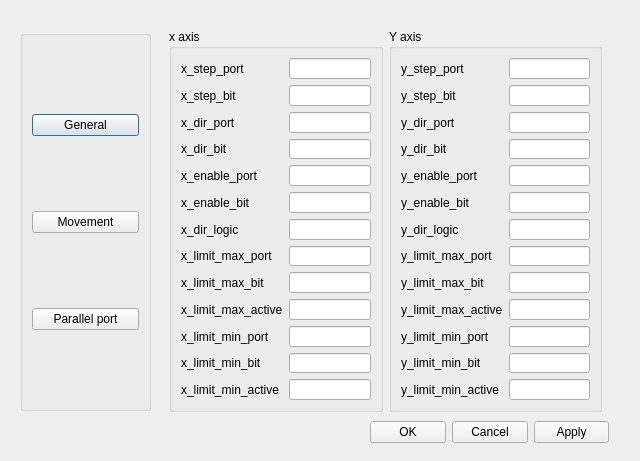
First picture: the form in mainwindow/settings.ui, repository CommName/Cengrave, before the edit.
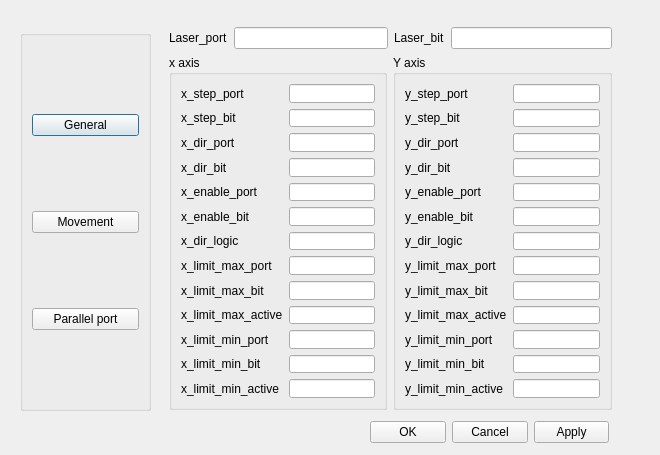
Second picture: the form after the edit.

Commit message: Parallel motor(laser) settings added

```diff
--- a/mainwindow/settings.ui
+++ b/mainwindow/settings.ui
@@ -6,8 +6,8 @@
    <rect>
     <x>0</x>
     <y>0</y>
-    <width>640</width>
-    <height>461</height>
+    <width>660</width>
+    <height>455</height>
    </rect>
   </property>
   <property name="windowTitle">
@@ -74,8 +74,8 @@
    <property name="geometry">
     <rect>
      <x>160</x>
-     <y>20</y>
-     <width>451</width>
+     <y>18</y>
+     <width>461</width>
      <height>401</height>
     </rect>
    </property>
@@ -205,7 +205,41 @@
     </widget>
    </widget>
    <widget class="QWidget" name="parallel_port">
-    <layout class="QHBoxLayout" name="horizontalLayout_2" stretch="1,1">
+    <layout class="QVBoxLayout" name="verticalLayout_2">
+     <item>
+      <layout class="QHBoxLayout" name="horizontalLayout_3">
+       <item>
+        <layout class="QFormLayout" name="formLayout_4">
+         <item row="0" column="0">
+          <widget class="QLabel" name="label_motor_port">
+           <property name="text">
+            <string>Laser_port</string>
+           </property>
+          </widget>
+         </item>
+         <item row="0" column="1">
+          <widget class="QLineEdit" name="lineEdit_motor_port"/>
+         </item>
+        </layout>
+       </item>
+       <item>
+        <layout class="QFormLayout" name="formLayout_3">
+         <item row="0" column="0">
+          <widget class="QLabel" name="label_motor_bit">
+           <property name="text">
+            <string>Laser_bit</string>
+           </property>
+          </widget>
+         </item>
+         <item row="0" column="1">
+          <widget class="QLineEdit" name="lineEdit_motor_bit"/>
+         </item>
+        </layout>
+       </item>
+      </layout>
+     </item>
+     <item>
+      <layout class="QHBoxLayout" name="horizontalLayout_2">
      <item>
       <widget class="QGroupBox" name="parallelport_x">
        <property name="title">
@@ -561,6 +595,8 @@
         </item>
        </layout>
       </widget>
+       </item>
+      </layout>
      </item>
     </layout>
    </widget>
```
Left out of the diff: 144 changed lines with no effect on the pictures. Lines whose indentation alone changed are shown as unchanged. The commit also changes 1 other file.
